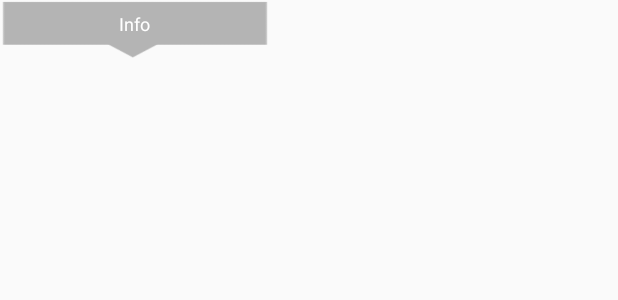
After one commit to antonisganzerla/baby-tracker, an Android app: the layout custom_marker_view.xml on its own in the app's theme, with its tools: preview values and no code run, on a phone screen of 412 x 824 dp. The commit adds this screen. Shown: the top 300 px of the screen. Run offline under Robolectric (Android 15) with nearby library versions, the phone set to English and light mode, and no system bars.

Commit message:
chore: add date tooltip to charts

```diff
--- a/app/app/src/main/java/com/sgztech/babytracker/di/KoinModules.kt
+++ b/app/app/src/main/java/com/sgztech/babytracker/di/KoinModules.kt
@@ -121,7 +121,7 @@ val uiModule = module {
     viewModel { RegisterUserViewModel(get()) }
     viewModel { ForgotPasswordViewModel(get()) }
     viewModel { ResetPasswordViewModel(get()) }
-    viewModel { ChartsViewModel(get(), get(), get()) }
+    viewModel { ChartsViewModel(get(), get()) }
 }
 
 private fun loggingInterceptor(): Interceptor =
--- /dev/null
+++ b/app/app/src/main/res/layout/custom_marker_view.xml
@@ -0,0 +1,24 @@
+<?xml version="1.0" encoding="utf-8"?>
+<RelativeLayout xmlns:android="http://schemas.android.com/apk/res/android"
+    xmlns:tools="http://schemas.android.com/tools"
+    android:layout_width="wrap_content"
+    android:layout_height="40dp"
+    android:background="@drawable/marker2"
+    tools:ignore="Overdraw">
+
+    <com.google.android.material.textview.MaterialTextView
+        android:id="@+id/tvContent"
+        android:layout_width="wrap_content"
+        android:layout_height="wrap_content"
+        android:layout_centerHorizontal="true"
+        android:layout_marginTop="7dp"
+        android:layout_marginLeft="5dp"
+        android:layout_marginRight="5dp"
+        tools:text="Info"
+        android:textSize="12sp"
+        android:textColor="@android:color/white"
+        android:ellipsize="end"
+        android:singleLine="true"
+        android:textAppearance="?android:attr/textAppearanceSmall" />
+
+</RelativeLayout>
```
Also changed, not shown: app/app/src/main/java/com/sgztech/babytracker/ui/ChartsViewModel.kt (+0 -12 lines), app/app/src/main/java/com/sgztech/babytracker/ui/charts/GrowingFragment.kt (+24 -22 lines), app/app/src/main/java/com/sgztech/babytracker/ui/charts/MyMarkerView.kt (added, +32 -0 lines), app/app/src/main/res/drawable/marker2.png (added).
